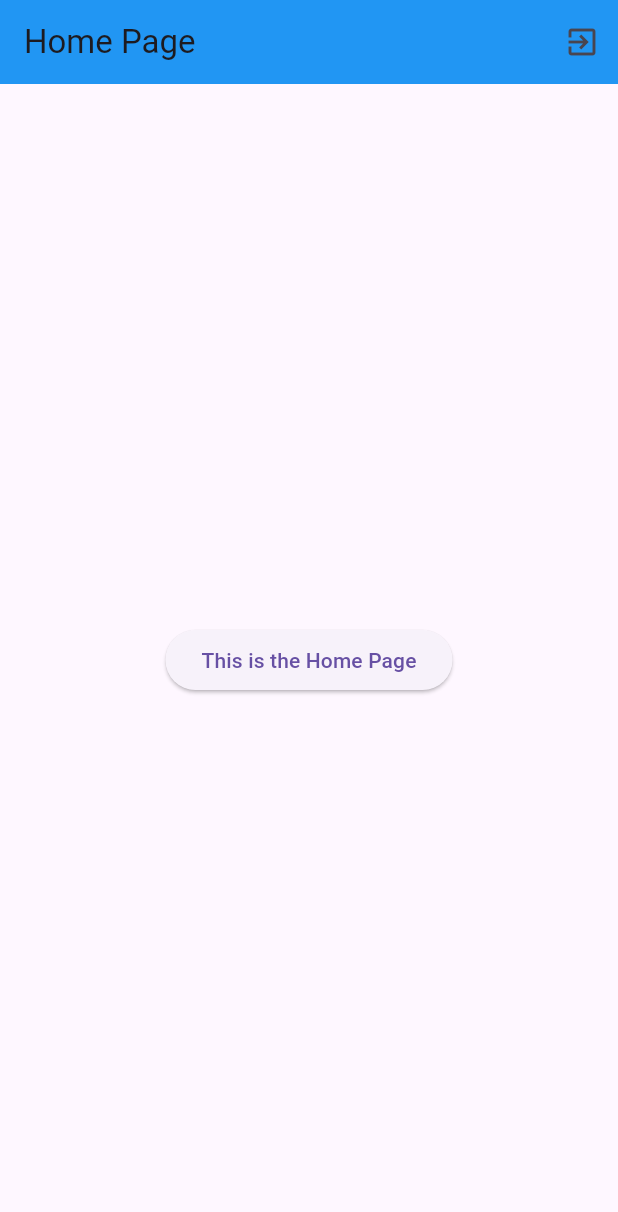
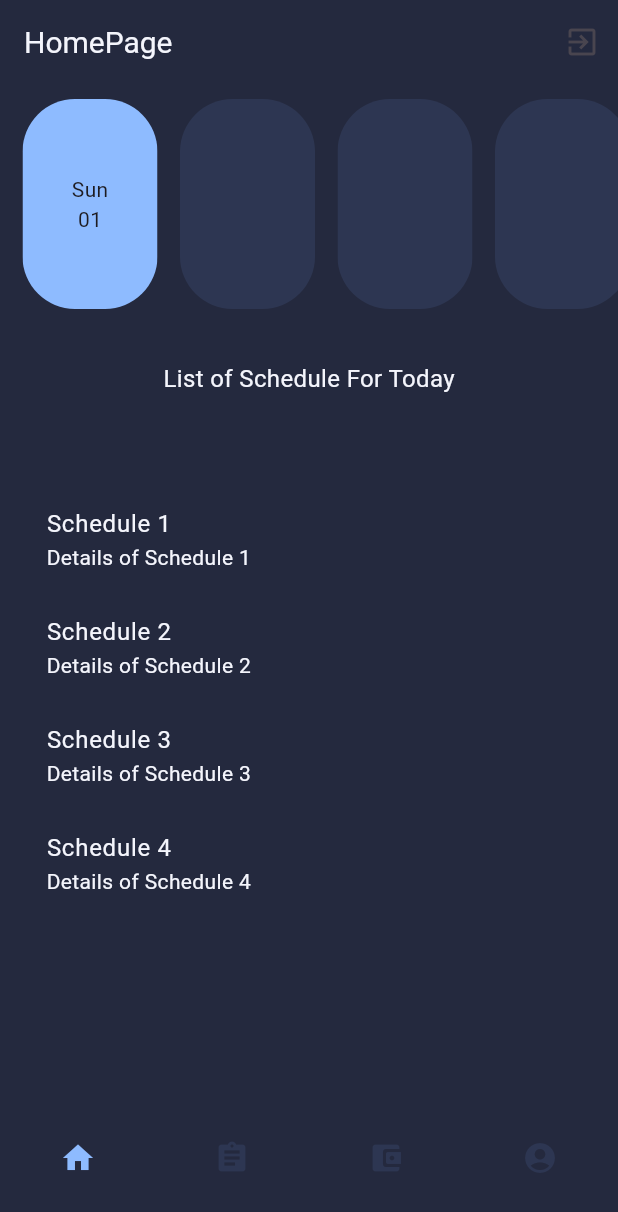
Before and after one commit to GianEzekiel/student_toolkit_flutter, a Flutter app: the MyHomePage screen opened directly, on a phone screen of 412 x 824 dp. Shown: the top 1212 px of the screen. Run offline on Flutter 3.47's test engine with Material 3 defaults, Android fonts, the phone set to English and light mode, and no system bars; drawn by our look-alikes of google_nav_bar.

Commit message:
Add initial UI for Schedule. PS. color palette is not final

```diff
--- a/analysis_options.yaml
+++ b/analysis_options.yaml
@@ -23,6 +23,7 @@ linter:
   rules:
     # avoid_print: false  # Uncomment to disable the `avoid_print` rule
     # prefer_single_quotes: true  # Uncomment to enable the `prefer_single_quotes` rule
+    - use_full_hex_values_for_flutter_colors
 
 # Additional information about this file can be found at
 # https://dart.dev/guides/language/analysis-options
--- /dev/null
+++ b/lib/pages/budget.dart
@@ -0,0 +1,15 @@
+import 'package:flutter/material.dart';
+
+class Budget extends StatelessWidget {
+  const Budget({super.key});
+
+  @override
+  Widget build(BuildContext context) {
+    return const Center(
+      child: Text('Budget',
+          style: TextStyle(
+            color: Color(0xFFF4F5FC),
+          )),
+    );
+  }
+}
--- a/lib/pages/home_page.dart
+++ b/lib/pages/home_page.dart
@@ -1,5 +1,10 @@
 import 'package:flutter/material.dart';
 import 'package:student_toolkit/pages/log_in.dart';
+import 'package:student_toolkit/pages/schedule.dart';
+import 'package:student_toolkit/pages/todo_page.dart';
+import 'package:student_toolkit/pages/budget.dart';
+import 'package:student_toolkit/pages/profile.dart';
+import 'package:google_nav_bar/google_nav_bar.dart';
 
 class HomePage extends StatelessWidget {
   const HomePage({super.key});
@@ -24,26 +29,85 @@ class MyHomePage extends StatefulWidget {
 }
 
 class _HomePageState extends State<MyHomePage> {
+  int _selectedPage = 0;
+
+  static const List<Widget> _widgetOptions = <Widget>[
+    Schedule(),
+    ToDo(),
+    Budget(),
+    Profile(),
+  ];
+
+  static const List<String> _titles = <String>[
+    'HomePage',
+    'ToDo',
+    'Budget',
+    'Profile',
+  ];
+
+  void _onItemTapped(int index) {
+    setState(() {
+      _selectedPage = index;
+    });
+  }
+
   @override
   Widget build(BuildContext context) {
     return Scaffold(
       appBar: AppBar(
-        backgroundColor: Colors.blue,
-        title: const Text('Home Page'),
+        backgroundColor: const Color(0xFF24293E),
+        title: Text(_titles[_selectedPage]),
+        titleTextStyle: const TextStyle(
+          color: Color(0xFFF4F5FC),
+          fontSize: 20,
+        ),
         actions: <Widget>[
           IconButton(
             icon: const Icon(Icons.exit_to_app),
             onPressed: () {
-              Navigator.push(context, MaterialPageRoute(builder: (context) => const LogInPage() ));
+              Navigator.push(context,
+                  MaterialPageRoute(builder: (context) => const LogInPage()));
             },
           ),
         ],
       ),
-      body: Center(
-          child: ElevatedButton(
-        onPressed: () {},
-        child: const Text('This is the Home Page'),
-      )),
+      body: Container(
+        color: const Color(0xFF24293E),
+        child: _widgetOptions.elementAt(_selectedPage),
+      ),
+      bottomNavigationBar: Container(
+        color: const Color(0xFF24293E),
+        child: Padding(
+          padding:
+              const EdgeInsets.all(30),
+          child: GNav(
+            rippleColor: const Color(0xFF8EBBFF),
+            hoverColor: const Color(0xFF8EBBFF),
+            haptic: true,
+            duration: const Duration(milliseconds: 900),
+            color: const Color(0xFF2D3652),
+            activeColor: const Color(0xFF8EBBFF),
+            padding:
+                const EdgeInsets.all(10),
+            tabs: const [
+              GButton(
+                icon: Icons.home,
+              ),
+              GButton(
+                icon: Icons.assignment,
+              ),
+              GButton(
+                icon: Icons.account_balance_wallet_rounded,
+              ),
+              GButton(
+                icon: Icons.account_circle,
+              ),
+            ],
+            selectedIndex: _selectedPage,
+            onTabChange: _onItemTapped,
+          ),
+        ),
+      ),
     );
   }
 }
--- /dev/null
+++ b/lib/pages/profile.dart
@@ -0,0 +1,15 @@
+import 'package:flutter/material.dart';
+
+class Profile extends StatelessWidget {
+  const Profile({super.key});
+
+  @override
+  Widget build(BuildContext context) {
+    return const Center(
+      child: Text('Profile',
+          style: TextStyle(
+            color: Color(0xFFF4F5FC),
+          )),
+    );
+  }
+}
--- /dev/null
+++ b/lib/pages/schedule.dart
@@ -0,0 +1,156 @@
+import 'dart:ui';
+
+import 'package:flutter/material.dart';
+import 'package:flutter/widgets.dart';
+
+class Schedule extends StatelessWidget {
+  const Schedule({super.key});
+
+  @override
+  Widget build(BuildContext context) {
+    return Center(
+        child: Align (
+          alignment: Alignment.topCenter,
+          child: Column(
+            children: <Widget>[
+              Container(
+              padding: const EdgeInsets.only(top: 10),
+              height: 150,
+              child: ListView(
+                scrollDirection: Axis.horizontal,
+                children: <Widget>[
+
+                  const SizedBox(width: 15),
+
+                  ClipRRect(
+                    borderRadius: BorderRadius.circular(35),
+                    child:  Container(
+                      width: 90,
+                      color: const Color(0xFF8EBBFF),
+                      child: const Align(
+                        alignment: Alignment.center,
+                        child:  Column(
+                          mainAxisSize: MainAxisSize.min,
+                            children: [
+                              Text('Sun'),
+                              Text('01')
+                            ]
+                        )
+                      )
+                    ),
+                  ),
+
+                  const SizedBox(width: 15),
+
+                  ClipRRect(
+                    borderRadius: BorderRadius.circular(35),
+                    child: Container(
+                      width: 90,
+                      color: const Color(0xFF2D3652),
+                    ),
+                  ),
+
+                  const SizedBox(width: 15),
+
+                  ClipRRect(
+                    borderRadius: BorderRadius.circular(35),
+                    child: Container(
+                      width: 90,
+                      color: const Color(0xFF2D3652),
+                    ),
+                  ),
+
+                  const SizedBox(width: 15),
+
+                  ClipRRect(
+                    borderRadius: BorderRadius.circular(35),
+                    child: Container(
+                      width: 90,
+                      color: const Color(0xFF2D3652),
+                    ),
+                  ),
+
+                  const SizedBox(width: 15),
+
+                  ClipRRect(
+                    borderRadius: BorderRadius.circular(35),
+                    child: Container(
+                      width: 90,
+                      color: const Color(0xFF2D3652),
+                    ),
+                  ),
+
+                  const SizedBox(width: 15),
+
+                  ClipRRect(
+                    borderRadius: BorderRadius.circular(35),
+                    child: Container(
+                      width: 90,
+                      color: const Color(0xFF2D3652),
+                    ),
+                  ),
+
+                  const SizedBox(width: 15),
+
+                  ClipRRect(
+                    borderRadius: BorderRadius.circular(35),
+                    child: Container(
+                      width: 90,
+                      color: const Color(0xFF2D3652),
+                    ),
+                  ),
+                ],
+              ),
+            ),
+            Expanded(
+              child: Align(
+                alignment: Alignment.topCenter,
+                child: Container(
+                  padding: const EdgeInsets.only(top: 35, bottom: 25),
+                  child: const Text(
+                    'List of Schedule For Today',
+                    style:TextStyle(
+                      fontSize: 16,
+                      color:  Color(0xFFF4F5FC),
+                    )
+                  ),
+                ),
+              )
+            ),
+            Expanded(
+              flex: 4,
+              child: Container(
+                padding: const EdgeInsets.all(15),
+                child: ListView(
+                  children: const [
+                    ListTile(
+                      title: Text('Schedule 1'),
+                      subtitle: Text('Details of Schedule 1'),
+                      textColor: Color(0xFFF4F5FC),
+                    ),
+                    ListTile(
+                      title: Text('Schedule 2'),
+                      subtitle: Text('Details of Schedule 2'),
+                      textColor: Color(0xFFF4F5FC),
+                    ),
+                    ListTile(
+                      title: Text('Schedule 3'),
+                      subtitle: Text('Details of Schedule 3'),
+                      textColor: Color(0xFFF4F5FC),
+                    ),
+                    ListTile(
+                      title: Text('Schedule 4'),
+                      subtitle: Text('Details of Schedule 4'),
+                      textColor: Color(0xFFF4F5FC),
+                    ),
+                    // Add more ListTile or any other widget here as needed
+                  ],
+                ),
+              ),
+            ),
+          ]
+        ),
+      ),
+    );
+  }
+}
--- a/lib/pages/sign_up.dart
+++ b/lib/pages/sign_up.dart
@@ -35,7 +35,8 @@ class _MySignUpPageState extends State<MySignUpPage> {
           IconButton(
             icon: const Icon(Icons.exit_to_app),
             onPressed: () {
-              Navigator.push(context, MaterialPageRoute(builder: (context) => const LogInPage() ));
+              Navigator.push(context,
+                  MaterialPageRoute(builder: (context) => const LogInPage()));
             },
           ),
         ],
--- /dev/null
+++ b/lib/pages/todo_page.dart
@@ -0,0 +1,14 @@
+import 'package:flutter/material.dart';
+
+class ToDo extends StatelessWidget {
+  const ToDo({super.key});
+
+  @override
+  Widget build(BuildContext context) {
+    return const Center(
+        child: Text('To Do',
+            style: TextStyle(
+              color: Color(0xFFF4F5FC),
+            )));
+  }
+}
--- a/pubspec.yaml
+++ b/pubspec.yaml
@@ -35,6 +35,7 @@ dependencies:
   # The following adds the Cupertino Icons font to your application.
   # Use with the CupertinoIcons class for iOS style icons.
   cupertino_icons: ^1.0.6
+  google_nav_bar: ^5.0.6
 
 dev_dependencies:
   flutter_test:
```
Also changed, not shown: lib/pages/log_in.dart (+5 -5 lines), pubspec.lock.
